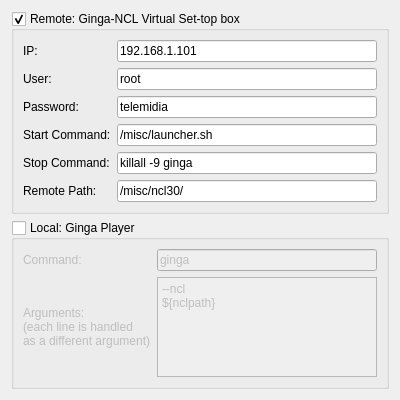
The window that composer-gui/ui/RunGingaConfig.ui (TeleMidia/nclcomposer) describes before a commit, drawn with Qt 5.
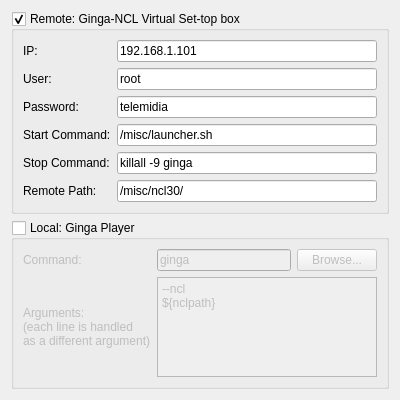
The same window after the commit.

Commit message:
[gui] maint: Add browse btn to select the ginga exe #348.
* include/RunGingaConfig.h: Likewise.
* src/RunGingaConfig.cpp: Likewise.
* ui/RunGingaConfig.ui: Likewise.

The edit to the form file:
```diff
--- a/composer-gui/ui/RunGingaConfig.ui
+++ b/composer-gui/ui/RunGingaConfig.ui
@@ -152,21 +152,7 @@
      <layout class="QHBoxLayout" name="horizontalLayout">
       <item>
        <layout class="QGridLayout" name="gridLayout">
-        <item row="0" column="0">
-         <widget class="QLabel" name="label">
-          <property name="text">
-           <string>Command:</string>
-          </property>
-         </widget>
-        </item>
-        <item row="0" column="1">
-         <widget class="QLineEdit" name="lineEdit_local_Command">
-          <property name="text">
-           <string>ginga</string>
-          </property>
-         </widget>
-        </item>
-        <item row="1" column="0">
+        <item row="3" column="0">
          <widget class="QLabel" name="label_local_Args">
           <property name="text">
            <string>Arguments: 
@@ -175,7 +161,31 @@
           </property>
          </widget>
         </item>
+        <item row="1" column="0">
+         <widget class="QLabel" name="label">
+          <property name="text">
+           <string>Command:</string>
+          </property>
+         </widget>
+        </item>
         <item row="1" column="1">
+         <widget class="QLineEdit" name="lineEdit_local_Command">
+          <property name="text">
+           <string>ginga</string>
+          </property>
+         </widget>
+        </item>
+        <item row="1" column="2">
+         <widget class="QPushButton" name="pushButton_Browse">
+          <property name="enabled">
+           <bool>false</bool>
+          </property>
+          <property name="text">
+           <string>Browse...</string>
+          </property>
+         </widget>
+        </item>
+        <item row="3" column="1" colspan="2">
          <widget class="QPlainTextEdit" name="plainTextEdit_local_Args">
           <property name="plainText">
            <string>--ncl
```
The commit also changes 2 other files.
